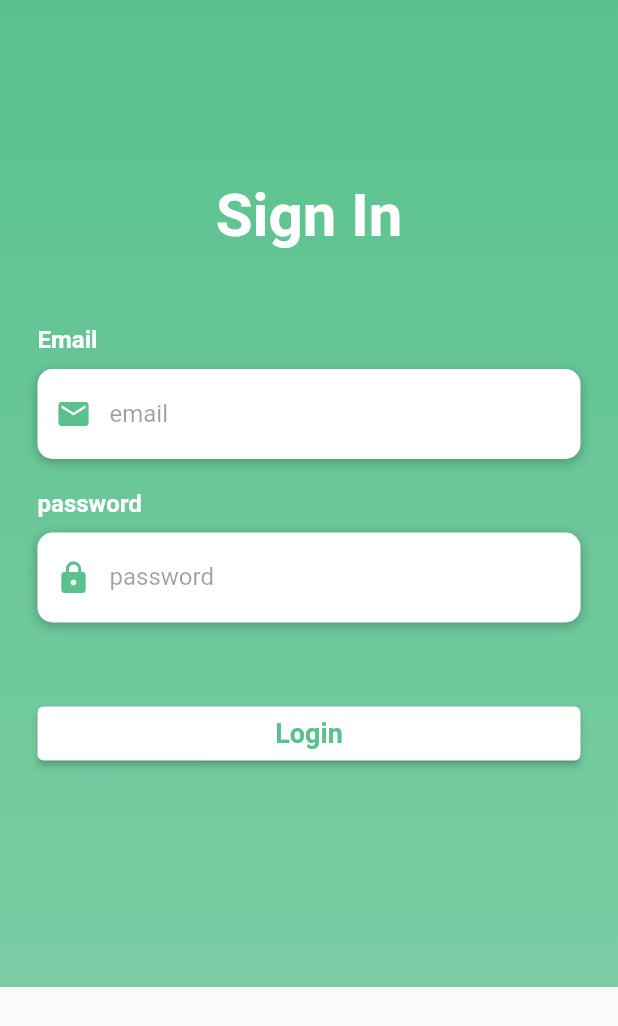
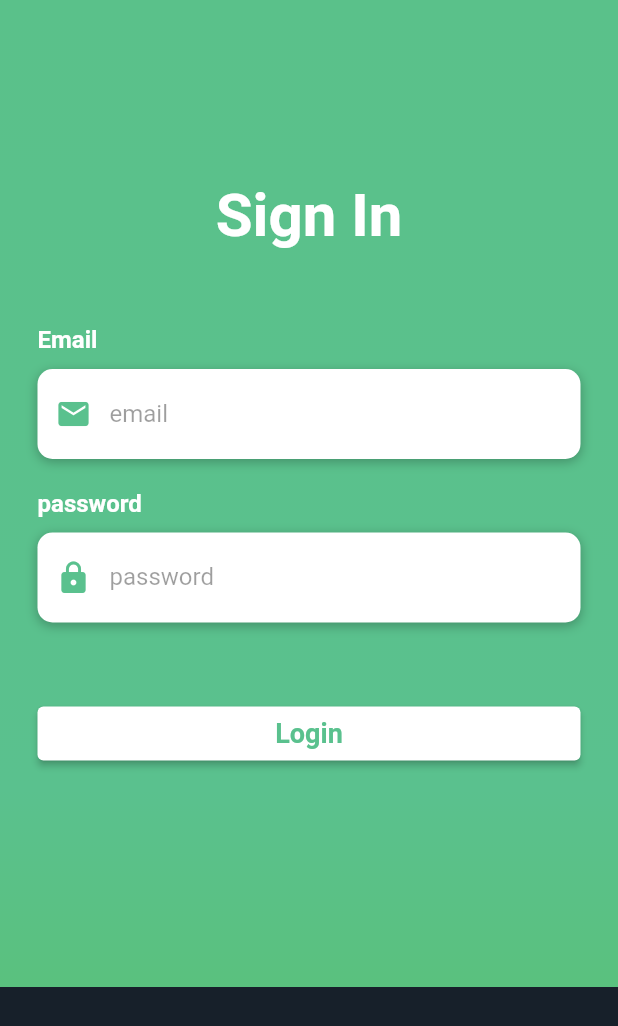
Before and after one commit to DipeshEP/flutter-News-app-using-cubit, a Flutter app: the screen it shows after launch, on a phone screen of 412 x 824 dp. Shown: the top 1026 px of the screen. Run offline on Flutter 3.47's test engine with Material 2 defaults, Android fonts, the phone set to English and light mode, and no system bars; our stand-ins replace bloc, carousel_slider, equatable, flutter_bloc, shimmer.

Commit message:
initial commit

```diff
--- /dev/null
+++ b/lib/src/AppColors/app_colors.dart
@@ -0,0 +1,15 @@
+import 'package:flutter/material.dart';
+
+class AppColors{
+  final white = const Color(0xffffffff);
+  final bgcolor= const Color(0xff17202A);
+  final tileColor= const Color(0xff121A23);
+  final loginpage=const Color(0xff5ac18a);
+  final loginpage1=const Color(0xff5ac18b);
+  final loginpage2=const Color(0xff5ac18c);
+  final loginpage3=const Color(0xff5ac18d);
+  final loginpage4=const Color(0xff5ac18e);
+  final loginpage5=const Color(0xff5ac17e);
+
+   AppColors();
+}
--- /dev/null
+++ b/lib/src/AppColors/colors.dart
@@ -0,0 +1,16 @@
+
+import 'package:flutter/material.dart';
+
+import 'app_colors.dart';
+
+class AppTheme {
+  static final colors = AppColors();
+
+  static ThemeData define() {
+    return ThemeData(
+        primaryColor: Color(0xff17202A),
+        focusColor:  Color(0xffffffff),
+        scaffoldBackgroundColor: Color(0xff17202A)
+    );
+  }
+}
--- a/lib/src/custom_ui/custom_gridview.dart
+++ b/lib/src/custom_ui/custom_gridview.dart
@@ -1,5 +1,6 @@
 
 import 'package:flutter/material.dart';
+import 'package:loginform/src/AppColors/colors.dart';
 
 import '../pages/detailed_page.dart';
 
@@ -31,7 +32,7 @@ class CustomGridView extends StatelessWidget {
         image: NetworkImage(
         img )),
         borderRadius: BorderRadius.circular(5),
-        color: Colors.black),
+        color: AppTheme.colors.bgcolor),
         ),
      ),
   //  ),
--- a/lib/src/myapp.dart
+++ b/lib/src/myapp.dart
@@ -4,6 +4,7 @@ import 'package:loginform/src/cubit/news/news_cubit.dart';
 import 'package:loginform/src/pages/login_page.dart';
 import 'package:flutter_bloc/flutter_bloc.dart';
 
+import 'AppColors/colors.dart';
 import 'cubit/grid_news/grid_cubit.dart';
 
 
@@ -27,9 +28,10 @@ class MyApp extends StatelessWidget {
       child: MaterialApp(
         title: 'login form',
         theme: ThemeData(
+          primaryColor:AppTheme.colors.bgcolor,
+         scaffoldBackgroundColor: AppTheme.colors.bgcolor
+        ),
 
-          primarySwatch: Colors.teal,
-        ),
         home: const Login(),
         debugShowCheckedModeBanner: false,
       ),
--- a/lib/src/pages/login_page.dart
+++ b/lib/src/pages/login_page.dart
@@ -1,4 +1,6 @@
+
 import 'package:flutter/material.dart';
+import 'package:loginform/src/AppColors/colors.dart';
 import 'package:loginform/src/pages/home_screen.dart';
 
 
@@ -8,8 +10,8 @@ class Login extends StatefulWidget {
   @override
   State<Login> createState() => _LoginState();
 }
-var pswd;
-var emil;
+// var pswd;
+// var email;
 Widget buildEmail(){
   return Column(
     crossAxisAlignment: CrossAxisAlignment.start,
@@ -17,18 +19,18 @@ Widget buildEmail(){
       Text(
         'Email',
         style: TextStyle(
-            color: Colors.white,
+            color: AppTheme.colors.white,
             fontSize: 16,
             fontWeight: FontWeight.bold
         ),
       ),
-      SizedBox( height: 10,),
+      const SizedBox( height: 10,),
       Container(
         alignment: Alignment.centerLeft,
         decoration: BoxDecoration(
-            color: Colors.white,
+            color: AppTheme.colors.white,
             borderRadius: BorderRadius.circular(10),
-            boxShadow: [
+            boxShadow: const [
               BoxShadow(
                   color: Colors.black26,
                   blurRadius: 6,
@@ -37,14 +39,14 @@ Widget buildEmail(){
             ]
         ),
         height: 60,
-        child: TextField(
+        child: const TextField(
 
-          key: emil,
+         // key: email,
           keyboardType: TextInputType.emailAddress,
-          style: TextStyle(
+          style:  TextStyle(
               color: Colors.black87
           ),
-          decoration: InputDecoration(
+          decoration:  InputDecoration(
               border:InputBorder.none,
               contentPadding: EdgeInsets.only(top: 14),
               prefixIcon: Icon(
@@ -65,7 +67,7 @@ Widget buildPassword(){
   return Column(
     crossAxisAlignment: CrossAxisAlignment.start,
     children: [
-      Text(
+      const Text(
         'password',
         style: TextStyle(
             color: Colors.white,
@@ -73,13 +75,13 @@ Widget buildPassword(){
             fontWeight: FontWeight.bold
         ),
       ),
-      SizedBox( height: 10,),
+      const SizedBox( height: 10,),
       Container(
         alignment: Alignment.centerLeft,
         decoration: BoxDecoration(
             color: Colors.white,
             borderRadius: BorderRadius.circular(10),
-            boxShadow: [
+            boxShadow: const [
               BoxShadow(
                   color: Colors.black26,
                   blurRadius: 6,
@@ -88,13 +90,13 @@ Widget buildPassword(){
             ]
         ),
         height: 60,
-        child: TextField(
-          key: pswd,
+        child: const TextField(
+        //  key: pswd,
           obscureText: true,
           style: TextStyle(
               color: Colors.black87
           ),
-          decoration: InputDecoration(
+          decoration:  InputDecoration(
               border:InputBorder.none,
               contentPadding: EdgeInsets.only(top: 14),
               prefixIcon: Icon(
@@ -113,7 +115,7 @@ Widget buildPassword(){
 }
 Widget buildButton(context){
   return Container(
-    padding: EdgeInsets.symmetric(vertical: 25),
+    padding: const EdgeInsets.symmetric(vertical: 25),
     width: double.infinity,
     child: ElevatedButton(
       style: ElevatedButton.styleFrom(
@@ -126,7 +128,7 @@ Widget buildButton(context){
         Navigator.pushReplacement(
              context,
             MaterialPageRoute(builder: (context){
-              return HomeScreen();}),
+              return const HomeScreen();}),
           );
 
       /*  }
@@ -136,7 +138,7 @@ Widget buildButton(context){
 
       },
 
-      child: Text(
+      child:const  Text(
         "Login",
         style: TextStyle(
           color: Color(0xff5ac18e),
@@ -154,19 +156,25 @@ class _LoginState extends State<Login> {
     return Scaffold(
 
        body: Container(
+
           decoration: BoxDecoration(
               gradient: LinearGradient(
                   begin: Alignment.topCenter,
                   end: Alignment.bottomCenter,
                   colors: [
-                    Color(0xff5ac18e),
-                    Color(0xcc5ac18e),
+                    AppTheme.colors.loginpage,
+                    AppTheme.colors.loginpage1,
+                          AppTheme.colors.loginpage2,
+                    AppTheme.colors.loginpage3,
+                    AppTheme.colors.loginpage4,
+                    AppTheme.colors.loginpage5,
+
                   ]
               )
           ),
           child: SingleChildScrollView(
-            physics: AlwaysScrollableScrollPhysics(),
-            padding: EdgeInsets.symmetric(
+            physics: const AlwaysScrollableScrollPhysics(),
+            padding:const  EdgeInsets.symmetric(
               horizontal: 25,
               vertical: 120,
             ),
@@ -176,16 +184,16 @@ class _LoginState extends State<Login> {
                 Text(
                   "Sign In",
                   style: TextStyle(
-                      color: Colors.white,
+                      color: AppTheme.colors.white,
                       fontSize: 40,
                       fontWeight: FontWeight.bold
                   ),
                 ),
-                SizedBox(height: 50,),
+               const  SizedBox(height: 50,),
                 buildEmail(),
-                SizedBox(height: 20,),
+                const SizedBox(height: 20,),
                 buildPassword(),
-                SizedBox(height: 25,),
+                const SizedBox(height: 25,),
                 buildButton(context)
               ],
             ),
```
Also changed, not shown: lib/src/custom_ui/carousel_widget.dart (+26 -13 lines), lib/src/custom_ui/custom_listview.dart (+6 -4 lines), lib/src/custom_ui/custom_vertcal_listview.dart (+7 -1 lines), lib/src/pages/detailed_page.dart (+7 -5 lines), lib/src/pages/home_screen.dart (+74 -37 lines).
